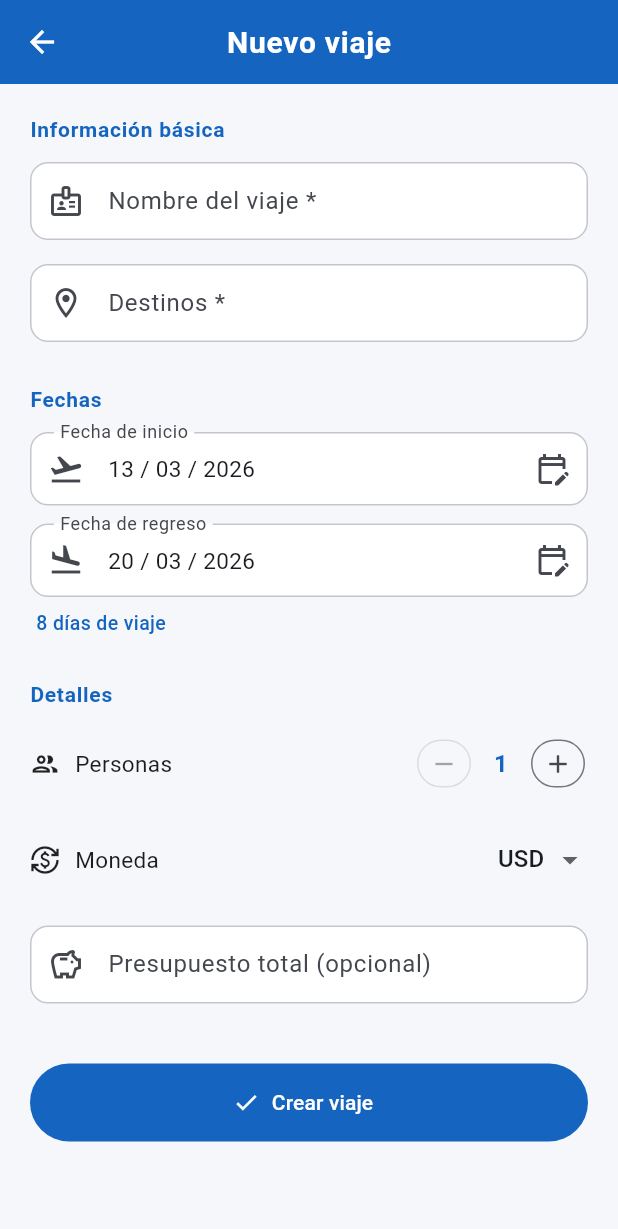
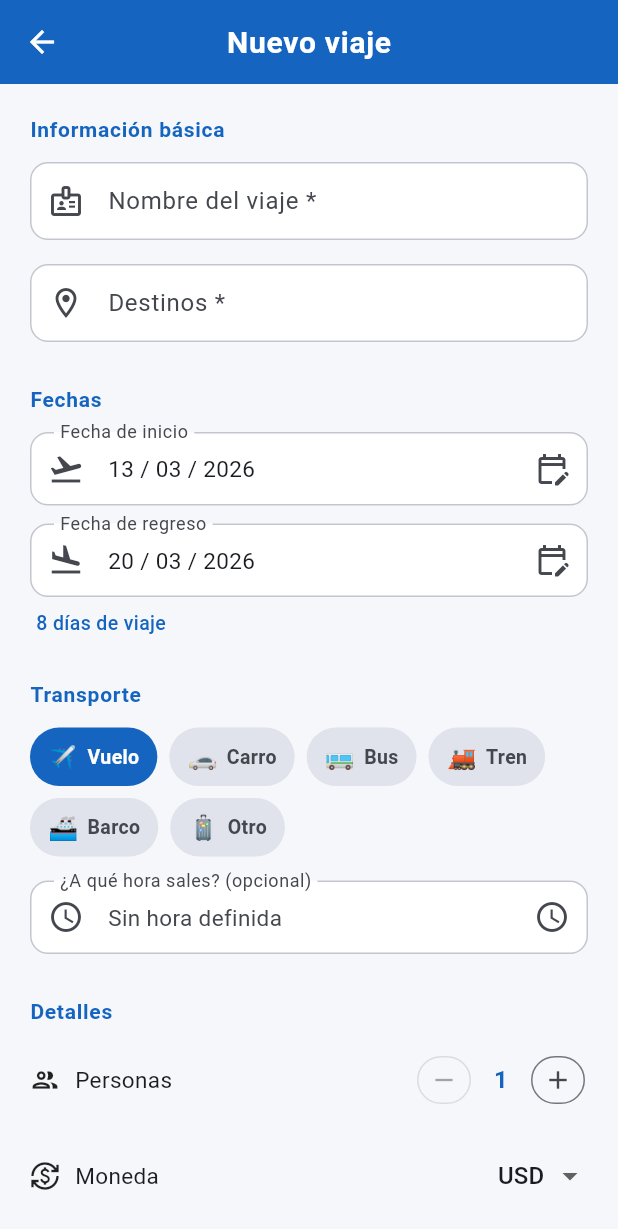
Before and after one commit to Adda19/Duper_Travel, a Flutter app: the AddTripScreen screen opened directly, on a phone screen of 412 x 824 dp. Shown: the top 1229 px of the screen. Run offline on Flutter 3.47's test engine with Material 3 defaults, Android fonts, the phone set to English and light mode, and no system bars; drawn by our look-alikes of flutter_typeahead; our stand-ins replace flutter_map, geolocator, hive, hive_flutter, image_picker, latlong2; accounts and stored records are empty.

Commit message:
Actualizacion para añadir conteo regresivo

```diff
--- a/lib/app.dart
+++ b/lib/app.dart
@@ -97,7 +97,7 @@ class _MainShellState extends State<MainShell> {
           NavigationDestination(
             icon: Icon(Icons.favorite_border),
             selectedIcon: Icon(Icons.favorite),
-            label: 'Wishlist',
+            label: 'Guardados',
           ),
         ],
       ),
--- a/lib/core/constants/app_constants.dart
+++ b/lib/core/constants/app_constants.dart
@@ -168,6 +168,45 @@ class WishlistSource {
       };
 }
 
+// ── Transport types ────────────────────────────────────────────────────────────
+class TransportType {
+  static const String vuelo = 'vuelo';
+  static const String carro = 'carro';
+  static const String bus = 'bus';
+  static const String tren = 'tren';
+  static const String barco = 'barco';
+  static const String otro = 'otro';
+
+  static const List<String> all = [vuelo, carro, bus, tren, barco, otro];
+
+  static String label(String type) => switch (type) {
+        vuelo => 'Vuelo',
+        carro => 'Carro',
+        bus => 'Bus',
+        tren => 'Tren',
+        barco => 'Barco',
+        _ => 'Otro',
+      };
+
+  static String emoji(String type) => switch (type) {
+        vuelo => '✈️',
+        carro => '🚗',
+        bus => '🚌',
+        tren => '🚂',
+        barco => '🚢',
+        _ => '🧳',
+      };
+
+  static String countdownText(String type) => switch (type) {
+        vuelo => '¡Tu vuelo sale en',
+        carro => '¡Arrancas en',
+        bus => '¡Tu bus sale en',
+        tren => '¡Tu tren sale en',
+        barco => '¡Zarpas en',
+        _ => '¡Tu aventura comienza en',
+      };
+}
+
 // ── Hive box names ─────────────────────────────────────────────────────────────
 class HiveBoxes {
   static const String trips = 'trips';
--- a/lib/features/map/widgets/map_filter_bar.dart
+++ b/lib/features/map/widgets/map_filter_bar.dart
@@ -131,7 +131,7 @@ class MapFilterBar extends StatelessWidget {
                     ),
                     const SizedBox(width: 6),
                     Text(
-                      'Ver Wishlist',
+                      'Ver Guardados',
                       style: TextStyle(
                         fontSize: 13,
                         fontWeight: FontWeight.w600,
--- a/lib/features/trips/models/trip_model.dart
+++ b/lib/features/trips/models/trip_model.dart
@@ -29,6 +29,12 @@ class TripModel extends HiveObject {
   @HiveField(7)
   late double presupuestoTotal;
 
+  @HiveField(8)
+  String tipoTransporte;
+
+  @HiveField(9)
+  DateTime? horaSalida;
+
   TripModel({
     required this.id,
     required this.nombre,
@@ -38,6 +44,8 @@ class TripModel extends HiveObject {
     required this.numeroPersonas,
     required this.moneda,
     required this.presupuestoTotal,
+    this.tipoTransporte = 'vuelo',
+    this.horaSalida,
   });
 
   /// Single-string display e.g. "Paris · Roma · Barcelona".
--- a/lib/features/trips/screens/add_trip_screen.dart
+++ b/lib/features/trips/screens/add_trip_screen.dart
@@ -31,6 +31,8 @@ class _AddTripScreenState extends State<AddTripScreen> {
   late DateTime _fechaFin;
   late int _personas;
   late String _moneda;
+  late String _tipoTransporte;
+  TimeOfDay? _horaSalida;
 
   bool _saving = false;
 
@@ -54,6 +56,9 @@ class _AddTripScreenState extends State<AddTripScreen> {
     _moneda = (t?.moneda != null && _currencies.contains(t!.moneda))
         ? t.moneda
         : 'USD';
+    _tipoTransporte = t?.tipoTransporte ?? 'vuelo';
+    final h = t?.horaSalida;
+    _horaSalida = h != null ? TimeOfDay(hour: h.hour, minute: h.minute) : null;
   }
 
   @override
@@ -278,6 +283,24 @@ class _AddTripScreenState extends State<AddTripScreen> {
             ),
             const SizedBox(height: 28),
 
+            const _SectionLabel('Transporte'),
+            const SizedBox(height: 12),
+
+            // Tipo de transporte
+            _TransportSelector(
+              selected: _tipoTransporte,
+              onChanged: (t) => setState(() => _tipoTransporte = t),
+            ),
+            const SizedBox(height: 16),
+
+            // Hora de salida
+            _TimePickerField(
+              time: _horaSalida,
+              onPicked: (t) => setState(() => _horaSalida = t),
+              onCleared: () => setState(() => _horaSalida = null),
+            ),
+            const SizedBox(height: 28),
+
             const _SectionLabel('Detalles'),
             const SizedBox(height: 16),
 
@@ -386,6 +409,10 @@ class _AddTripScreenState extends State<AddTripScreen> {
       trip.numeroPersonas = _personas;
       trip.moneda = _moneda;
       trip.presupuestoTotal = presupuesto;
+      trip.tipoTransporte = _tipoTransporte;
+      trip.horaSalida = _horaSalida != null
+          ? DateTime(2000, 1, 1, _horaSalida!.hour, _horaSalida!.minute)
+          : null;
       await trip.save();
 
       final active = TripProvider.instance.activeTrip.value;
@@ -402,6 +429,10 @@ class _AddTripScreenState extends State<AddTripScreen> {
         numeroPersonas: _personas,
         moneda: _moneda,
         presupuestoTotal: presupuesto,
+        tipoTransporte: _tipoTransporte,
+        horaSalida: _horaSalida != null
+            ? DateTime(2000, 1, 1, _horaSalida!.hour, _horaSalida!.minute)
+            : null,
       );
       await box.put(trip.id, trip);
       if (box.length == 1) {
@@ -485,6 +516,98 @@ class _DateField extends StatelessWidget {
   }
 }
 
+class _TransportSelector extends StatelessWidget {
+  final String selected;
+  final ValueChanged<String> onChanged;
+  const _TransportSelector({required this.selected, required this.onChanged});
+
+  @override
+  Widget build(BuildContext context) {
+    final cs = Theme.of(context).colorScheme;
+    return Wrap(
+      spacing: 8,
+      runSpacing: 8,
+      children: TransportType.all.map((type) {
+        final isSelected = type == selected;
+        return GestureDetector(
+          onTap: () => onChanged(type),
+          child: AnimatedContainer(
+            duration: const Duration(milliseconds: 200),
+            padding: const EdgeInsets.symmetric(horizontal: 12, vertical: 8),
+            decoration: BoxDecoration(
+              color: isSelected ? cs.primary : cs.surfaceVariant,
+              borderRadius: BorderRadius.circular(20),
+            ),
+            child: Row(
+              mainAxisSize: MainAxisSize.min,
+              children: [
+                Text(TransportType.emoji(type),
+                    style: const TextStyle(fontSize: 16)),
+                const SizedBox(width: 6),
+                Text(
+                  TransportType.label(type),
+                  style: TextStyle(
+                    fontSize: 13,
+                    fontWeight: FontWeight.w600,
+                    color: isSelected ? cs.onPrimary : cs.onSurfaceVariant,
+                  ),
+                ),
+              ],
+            ),
+          ),
+        );
+      }).toList(),
+    );
+  }
+}
+
+class _TimePickerField extends StatelessWidget {
+  final TimeOfDay? time;
+  final ValueChanged<TimeOfDay> onPicked;
+  final VoidCallback onCleared;
+  const _TimePickerField(
+      {required this.time, required this.onPicked, required this.onCleared});
+
+  @override
+  Widget build(BuildContext context) {
+    final cs = Theme.of(context).colorScheme;
+    final label = time != null
+        ? '${time!.hour.toString().padLeft(2, '0')}:${time!.minute.toString().padLeft(2, '0')}'
+        : 'Sin hora definida';
+
+    return InkWell(
+      onTap: () async {
+        final picked = await showTimePicker(
+          context: context,
+          initialTime: time ?? TimeOfDay.now(),
+          helpText: '¿A qué hora sales?',
+        );
+        if (picked != null) onPicked(picked);
+      },
+      borderRadius: BorderRadius.circular(12),
+      child: InputDecorator(
+        decoration: InputDecoration(
+          labelText: '¿A qué hora sales? (opcional)',
+          prefixIcon: const Icon(Icons.schedule_outlined),
+          suffixIcon: time != null
+              ? IconButton(
+                  icon: const Icon(Icons.clear, size: 18),
+                  onPressed: onCleared,
+                )
+              : const Icon(Icons.access_time_outlined),
+        ),
+        child: Text(
+          label,
+          style: TextStyle(
+            fontSize: 15,
+            color: time != null ? cs.onSurface : cs.onSurfaceVariant,
+          ),
+        ),
+      ),
+    );
+  }
+}
+
 class _Stepper extends StatelessWidget {
   final int value;
   final int min;
--- a/lib/features/trips/widgets/trip_card.dart
+++ b/lib/features/trips/widgets/trip_card.dart
@@ -2,6 +2,7 @@ import 'package:flutter/material.dart';
 import 'package:intl/intl.dart';
 
 import '../models/trip_model.dart';
+import 'trip_countdown_banner.dart';
 
 class TripCard extends StatelessWidget {
   final TripModel trip;
@@ -78,7 +79,9 @@ class TripCard extends StatelessWidget {
                 ],
               ),
 
-              const SizedBox(height: 12),
+              const SizedBox(height: 10),
+              TripCountdownBanner(trip: trip),
+              const SizedBox(height: 10),
               const Divider(height: 1),
               const SizedBox(height: 12),
 
--- a/lib/features/wishlist/screens/add_wishlist_place_screen.dart
+++ b/lib/features/wishlist/screens/add_wishlist_place_screen.dart
@@ -343,7 +343,7 @@ class _AddWishlistPlaceScreenState extends State<AddWishlistPlaceScreen> {
                             strokeWidth: 2, color: Colors.white),
                       )
                     : const Icon(Icons.favorite),
-                label: Text(isEdit ? 'Guardar cambios' : 'Guardar en wishlist'),
+                label: Text(isEdit ? 'Guardar cambios' : 'Guardar en guardados'),
               ),
             ),
             const SizedBox(height: 20),
--- a/lib/features/wishlist/screens/wishlist_detail_screen.dart
+++ b/lib/features/wishlist/screens/wishlist_detail_screen.dart
@@ -269,7 +269,7 @@ class _WishlistDetailScreenState extends State<WishlistDetailScreen> {
       context: context,
       builder: (_) => AlertDialog(
         title: const Text('Eliminar lugar'),
-        content: Text('¿Eliminar "${_place.nombre}" de tu wishlist?'),
+        content: Text('¿Eliminar "${_place.nombre}" de tus guardados?'),
         actions: [
           TextButton(
             onPressed: () => Navigator.pop(context, false),
```
Also changed, not shown: lib/features/trips/widgets/trip_countdown_banner.dart (added, +413 -0 lines), lib/features/trips/models/trip_model.g.dart, 1 other file.
